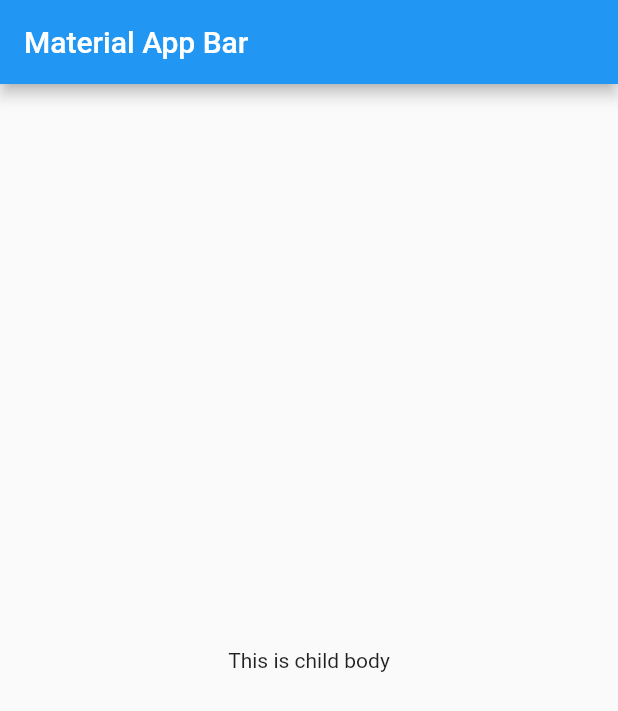
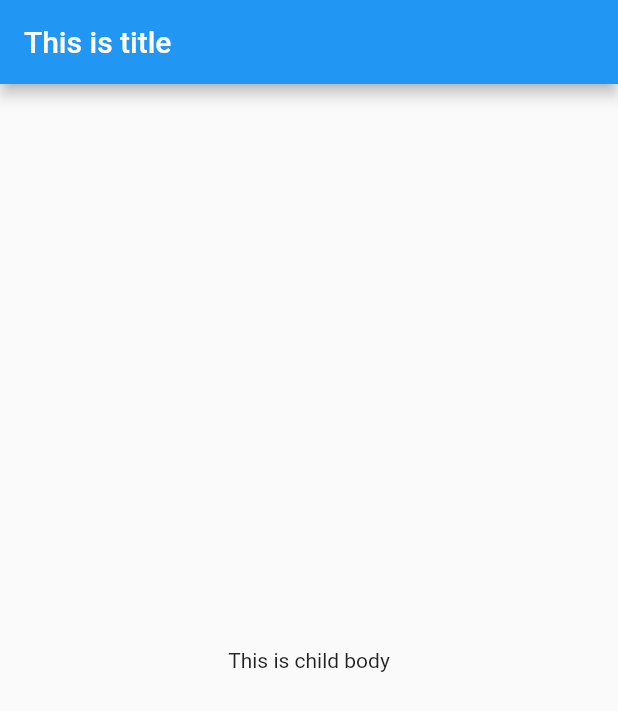
Before and after one commit to samtarmizi/flutter-firstapp, a Flutter app: the screen it shows after launch, on a phone screen of 412 x 824 dp. Shown: the top 711 px of the screen. Run offline on Flutter 3.47's test engine with Material 2 defaults, Android fonts, the phone set to English and light mode, and no system bars.

Commit message:
Change title on Main Page

```diff
--- a/lib/main.dart
+++ b/lib/main.dart
@@ -6,10 +6,10 @@ class MyApp extends StatelessWidget {
   @override
   Widget build(BuildContext context) {
     return MaterialApp(
-      title: 'This is title',
+      title: 'This is MA title',
       home: Scaffold(
         appBar: AppBar(
-          title: Text('Material App Bar'),
+          title: Text('This is title'),
         ),
         body: Center(
           child: Container(
```
